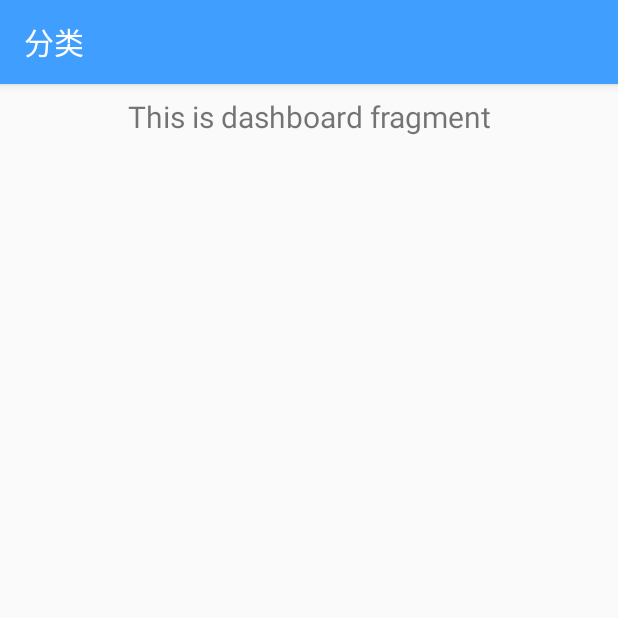
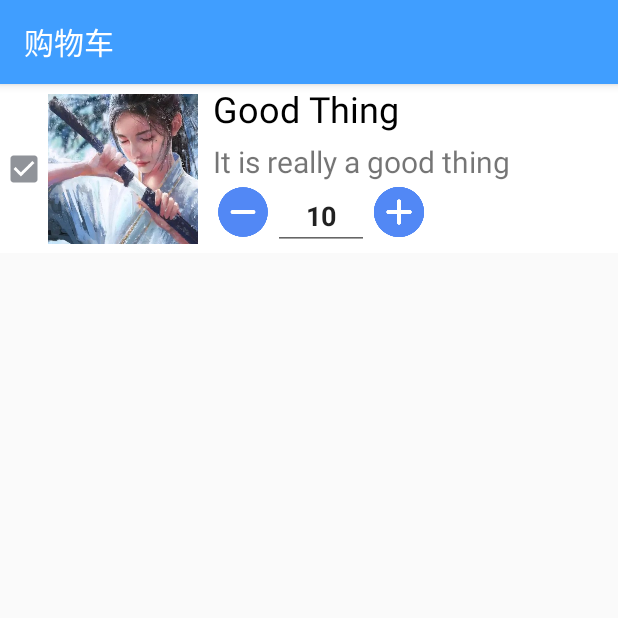
Before and after one commit to blacknight2018/androidShop, an Android app: the DashboardFragment screen opened through its navigation route, on a phone screen of 412 x 824 dp, the top half of it. Run offline under Robolectric (Android 15) with nearby library versions, the phone set to English and light mode, and no system bars; our stand-ins replace FlexboxLayout, navigation-ui; libraries missing offline, so code that uses them is left out: com.youth.banner; 10 statements that could not run were skipped.

Commit message:
添加了购物车页面

```diff
--- a/app/build.gradle
+++ b/app/build.gradle
@@ -33,4 +33,5 @@ dependencies {
     testImplementation 'junit:junit:4.13.1'
     androidTestImplementation 'androidx.test.ext:junit:1.1.2'
     androidTestImplementation 'androidx.test.espresso:espresso-core:3.3.0'
+    implementation 'androidx.gridlayout:gridlayout:1.0.0'
 }
--- /dev/null
+++ b/app/src/main/java/com/example/fuck2/ui/cartItem.java
@@ -0,0 +1,33 @@
+package com.example.fuck2.ui;
+
+import android.content.Context;
+import android.util.AttributeSet;
+import android.view.LayoutInflater;
+import android.widget.LinearLayout;
+
+import androidx.annotation.Nullable;
+import androidx.constraintlayout.widget.ConstraintLayout;
+
+import com.example.fuck2.R;
+
+public class cartItem extends ConstraintLayout {
+    public cartItem(Context context) {
+        super(context);
+        LayoutInflater.from(context).inflate(R.layout.cart_item, this, true);
+    }
+
+    public cartItem(Context context, @Nullable AttributeSet attrs) {
+        super(context, attrs);
+        LayoutInflater.from(context).inflate(R.layout.cart_item, this, true);
+    }
+
+    public cartItem(Context context, @Nullable AttributeSet attrs, int defStyleAttr) {
+        super(context, attrs, defStyleAttr);
+        LayoutInflater.from(context).inflate(R.layout.cart_item, this, true);
+    }
+
+    public cartItem(Context context, @Nullable AttributeSet attrs, int defStyleAttr, int defStyleRes) {
+        super(context, attrs, defStyleAttr, defStyleRes);
+        LayoutInflater.from(context).inflate(R.layout.cart_item, this, true);
+    }
+}
--- a/app/src/main/java/com/example/fuck2/ui/dashboard/DashboardFragment.java
+++ b/app/src/main/java/com/example/fuck2/ui/dashboard/DashboardFragment.java
@@ -4,12 +4,9 @@ import android.os.Bundle;
 import android.view.LayoutInflater;
 import android.view.View;
 import android.view.ViewGroup;
-import android.widget.TextView;
 
-import androidx.annotation.Nullable;
 import androidx.annotation.NonNull;
 import androidx.fragment.app.Fragment;
-import androidx.lifecycle.Observer;
 import androidx.lifecycle.ViewModelProviders;
 
 import com.example.fuck2.R;
@@ -23,13 +20,13 @@ public class DashboardFragment extends Fragment {
         dashboardViewModel =
                 ViewModelProviders.of(this).get(DashboardViewModel.class);
         View root = inflater.inflate(R.layout.fragment_dashboard, container, false);
-        final TextView textView = root.findViewById(R.id.text_dashboard);
+        /*final TextView textView = root.findViewById(R.id.text_dashboard);
         dashboardViewModel.getText().observe(this, new Observer<String>() {
             @Override
             public void onChanged(@Nullable String s) {
                 textView.setText(s);
             }
-        });
+        });*/
         return root;
     }
 }
--- a/app/src/main/java/com/example/fuck2/ui/preViewGoods.java
+++ b/app/src/main/java/com/example/fuck2/ui/preViewGoods.java
@@ -27,5 +27,6 @@ public class preViewGoods extends LinearLayout {
 
     public preViewGoods(Context context, AttributeSet attrs, int defStyleAttr, int defStyleRes) {
         super(context, attrs, defStyleAttr, defStyleRes);
+        LayoutInflater.from(context).inflate(R.layout.preview_goods, this, true);
     }
 }
--- /dev/null
+++ b/app/src/main/res/layout/cart_item.xml
@@ -0,0 +1,83 @@
+<?xml version="1.0" encoding="utf-8"?>
+<androidx.constraintlayout.widget.ConstraintLayout xmlns:android="http://schemas.android.com/apk/res/android"
+    xmlns:app="http://schemas.android.com/apk/res-auto"
+    android:layout_width="match_parent"
+    android:layout_height="match_parent"
+
+    android:background="@color/backGroundSecond">
+
+    <CheckBox
+        android:id="@+id/select"
+        android:layout_width="wrap_content"
+        android:layout_height="wrap_content"
+        android:checked="true"
+        app:layout_constraintBottom_toBottomOf="parent"
+        app:layout_constraintStart_toStartOf="parent"
+        app:layout_constraintTop_toTopOf="parent" />
+
+    <ImageView
+        android:id="@+id/imageView"
+        android:layout_width="100dp"
+        android:layout_height="100dp"
+        android:background="@drawable/avatar"
+        app:layout_constraintBottom_toBottomOf="parent"
+        app:layout_constraintStart_toEndOf="@+id/select"
+        app:layout_constraintTop_toTopOf="parent" />
+
+    <TextView
+        android:id="@+id/title"
+        android:layout_width="wrap_content"
+        android:layout_height="wrap_content"
+        android:layout_marginStart="10dp"
+        android:layout_marginBottom="80dp"
+        android:text="Good Thing"
+        android:textColor="#000000"
+        android:textSize="24dp"
+        app:layout_constraintBottom_toBottomOf="parent"
+        app:layout_constraintStart_toEndOf="@+id/imageView"
+        app:layout_constraintTop_toTopOf="parent"
+        app:layout_constraintVertical_bias="0.514" />
+
+    <TextView
+        android:id="@+id/desc"
+        android:layout_width="wrap_content"
+        android:layout_height="wrap_content"
+        android:layout_marginStart="10dp"
+        android:layout_marginTop="5dp"
+        android:text="It is really a good thing"
+        android:textSize="20dp"
+        app:layout_constraintStart_toEndOf="@+id/imageView"
+        app:layout_constraintTop_toBottomOf="@+id/title" />
+
+    <ImageView
+        android:id="@+id/plus"
+        android:layout_width="40dp"
+        android:layout_height="40dp"
+        android:layout_marginLeft="10dp"
+        android:background="@drawable/minus"
+        app:layout_constraintLeft_toRightOf="@id/imageView"
+        app:layout_constraintTop_toBottomOf="@+id/desc" />
+
+    <EditText
+        android:id="@+id/count"
+        android:layout_width="wrap_content"
+        android:layout_height="wrap_content"
+        android:ems="3"
+        android:gravity="center"
+        android:inputType="numberDecimal"
+        android:textStyle="bold"
+        android:text="10"
+        android:textSize="18dp"
+        app:layout_constraintLeft_toRightOf="@id/plus"
+        app:layout_constraintTop_toBottomOf="@+id/desc" />
+
+    <ImageView
+        android:id="@+id/minus"
+        android:layout_width="40dp"
+        android:layout_height="40dp"
+        android:background="@drawable/plus"
+        app:layout_constraintLeft_toRightOf="@id/count"
+        app:layout_constraintTop_toBottomOf="@+id/desc" />
+
+
+</androidx.constraintlayout.widget.ConstraintLayout>
--- a/app/src/main/res/layout/fragment_dashboard.xml
+++ b/app/src/main/res/layout/fragment_dashboard.xml
@@ -1,19 +1,12 @@
 <?xml version="1.0" encoding="utf-8"?>
-<androidx.constraintlayout.widget.ConstraintLayout xmlns:android="http://schemas.android.com/apk/res/android"
-    xmlns:app="http://schemas.android.com/apk/res-auto"
+<LinearLayout xmlns:android="http://schemas.android.com/apk/res/android"
     android:layout_width="match_parent"
-    android:layout_height="match_parent">
+    android:layout_height="match_parent"
+    android:orientation="vertical">
 
-    <TextView
-        android:id="@+id/text_dashboard"
+
+    <com.example.fuck2.ui.cartItem
         android:layout_width="match_parent"
-        android:layout_height="wrap_content"
-        android:layout_marginStart="8dp"
-        android:layout_marginTop="8dp"
-        android:layout_marginEnd="8dp"
-        android:textAlignment="center"
-        android:textSize="20sp"
-        app:layout_constraintEnd_toEndOf="parent"
-        app:layout_constraintStart_toStartOf="parent"
-        app:layout_constraintTop_toTopOf="parent" />
-</androidx.constraintlayout.widget.ConstraintLayout>
+        android:layout_height="wrap_content" />
+
+</LinearLayout>
--- a/app/src/main/res/values/strings.xml
+++ b/app/src/main/res/values/strings.xml
@@ -1,7 +1,7 @@
 <resources>
     <string name="app_name">Fuck2</string>
     <string name="title_home">主页</string>
-    <string name="title_dashboard">分类</string>
+    <string name="title_dashboard">购物车</string>
     <string name="title_user">用户</string>
     <string name="title_address">我的地址</string>
     <string name="title_order">我的订单</string>
```
Also changed, not shown: app/src/main/res/drawable/minus.png (added), app/src/main/res/drawable/plus.png (added).
